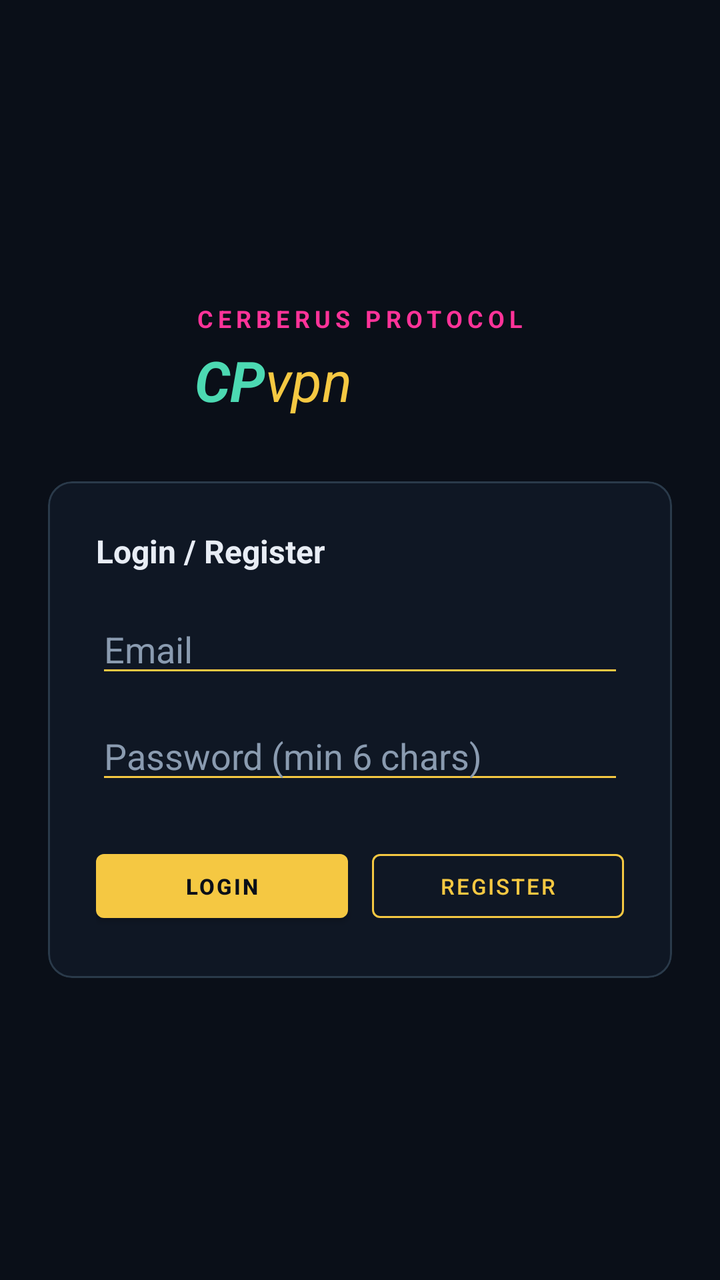
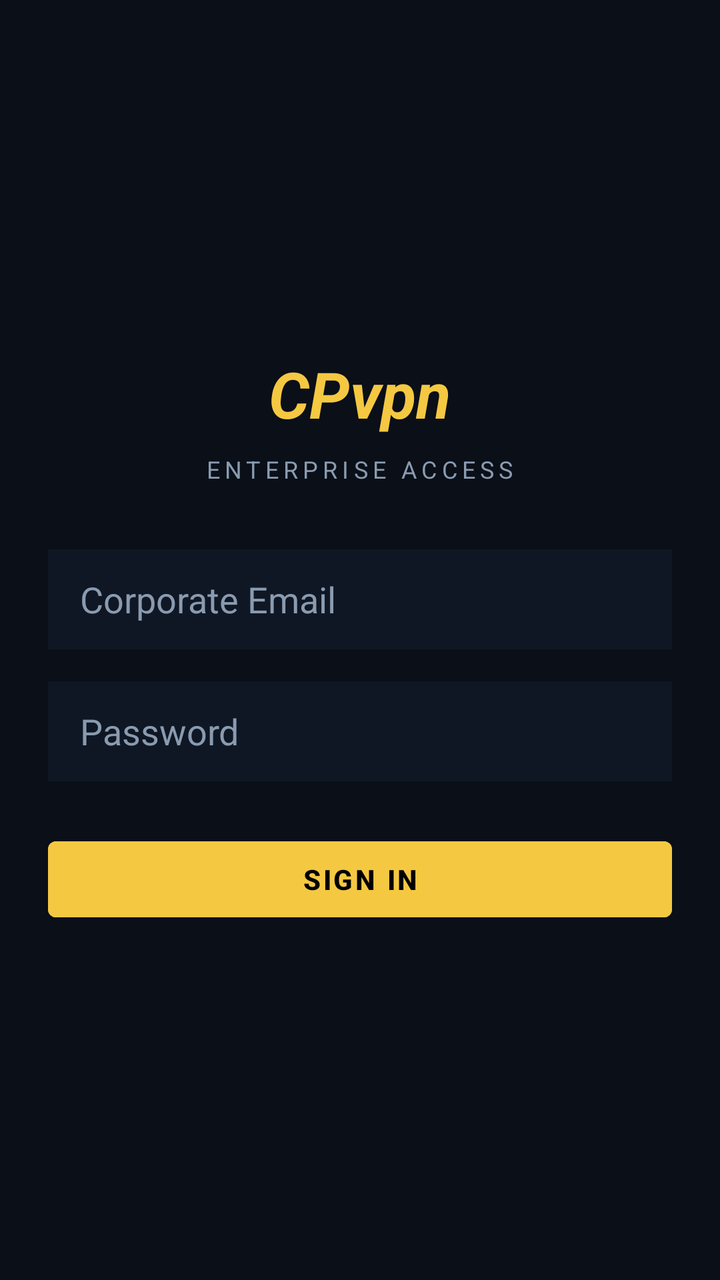

Before-and-after screenshots of an Android layout around one commit, followed by the original layout XML and the change that was made.
<!-- AndroidManifest.xml: application theme Theme.TTVPN -->
<!-- res/layout/activity_login.xml -->
<?xml version="1.0" encoding="utf-8"?>
<LinearLayout xmlns:android="http://schemas.android.com/apk/res/android"
    xmlns:app="http://schemas.android.com/apk/res-auto"
    android:layout_width="match_parent"
    android:layout_height="match_parent"
    android:background="@color/bg_dark"
    android:gravity="center"
    android:orientation="vertical"
    android:padding="24dp">

    <LinearLayout
        android:layout_width="wrap_content"
        android:layout_height="wrap_content"
        android:orientation="vertical"
        android:layout_marginBottom="32dp">

        <TextView
            android:layout_width="wrap_content"
            android:layout_height="wrap_content"
            android:text="CERBERUS PROTOCOL"
            android:textColor="@color/brand_hotpink"
            android:textSize="12sp"
            android:letterSpacing="0.2"
            android:textStyle="bold" />

        <LinearLayout
            android:layout_width="wrap_content"
            android:layout_height="wrap_content"
            android:orientation="horizontal"
            android:layout_marginTop="4dp">

            <TextView
                android:layout_width="wrap_content"
                android:layout_height="wrap_content"
                android:text="CP"
                android:textColor="@color/brand_teal"
                android:textSize="28sp"
                android:textStyle="bold|italic" />

            <TextView
                android:layout_width="wrap_content"
                android:layout_height="wrap_content"
                android:text="vpn"
                android:textColor="@color/brand_gold"
                android:textSize="28sp"
                android:textStyle="italic" />
        </LinearLayout>
    </LinearLayout>

    <com.google.android.material.card.MaterialCardView
        android:layout_width="match_parent"
        android:layout_height="wrap_content"
        app:cardBackgroundColor="@color/panel_bg"
        app:cardCornerRadius="12dp"
        app:cardElevation="0dp"
        app:strokeColor="@color/border_outer"
        app:strokeWidth="1dp">

        <LinearLayout
            android:layout_width="match_parent"
            android:layout_height="wrap_content"
            android:orientation="vertical"
            android:padding="24dp">

            <TextView
                android:layout_width="match_parent"
                android:layout_height="wrap_content"
                android:text="Login / Register"
                android:textColor="@color/text_main"
                android:textSize="16sp"
                android:textStyle="bold"
                android:layout_marginBottom="16dp" />

            <EditText
                android:id="@+id/editEmail"
                android:layout_width="match_parent"
                android:layout_height="wrap_content"
                android:hint="Email"
                android:inputType="textEmailAddress"
                android:textColor="@color/text_main"
                android:textColorHint="@color/muted_label"
                android:backgroundTint="@color/brand_gold" />

            <EditText
                android:id="@+id/editPassword"
                android:layout_width="match_parent"
                android:layout_height="wrap_content"
                android:layout_marginTop="12dp"
                android:hint="Password (min 6 chars)"
                android:inputType="textPassword"
                android:textColor="@color/text_main"
                android:textColorHint="@color/muted_label"
                android:backgroundTint="@color/brand_gold" />

            <TextView
                android:id="@+id/txtError"
                android:layout_width="match_parent"
                android:layout_height="wrap_content"
                android:layout_marginTop="12dp"
                android:textColor="@color/state_red"
                android:textSize="12sp"
                android:visibility="gone" />

            <LinearLayout
                android:layout_width="match_parent"
                android:layout_height="wrap_content"
                android:layout_marginTop="24dp"
                android:orientation="horizontal">

                <com.google.android.material.button.MaterialButton
                    android:id="@+id/btnLogin"
                    style="@style/Widget.TTVPN.Button.Primary"
                    android:layout_width="0dp"
                    android:layout_height="44dp"
                    android:layout_weight="1"
                    android:text="Login" />

                <com.google.android.material.button.MaterialButton
                    android:id="@+id/btnRegister"
                    style="@style/Widget.TTVPN.Button.Outlined"
                    android:layout_width="0dp"
                    android:layout_height="44dp"
                    android:layout_marginStart="12dp"
                    android:layout_weight="1"
                    android:text="Register" />
            </LinearLayout>

        </LinearLayout>
    </com.google.android.material.card.MaterialCardView>
</LinearLayout>
<!-- resources referenced by this layout -->
<resources>
  <color name="bg_dark">#0a0f18</color>
  <color name="border_outer">#2a3a4a</color>
  <color name="brand_gold">#f5c842</color>
  <color name="brand_hotpink">#FF3399</color>
  <color name="brand_teal">#4cd9b2</color>
  <color name="muted_label">#8a9bb0</color>
  <color name="panel_bg">#0f1724</color>
  <color name="state_red">#ff6b6b</color>
  <color name="text_main">#e8edf5</color>
  <style name="Widget.TTVPN.Button.Outlined" parent="Widget.MaterialComponents.Button.OutlinedButton">
          <item name="strokeColor">@color/brand_gold</item>
          <item name="strokeWidth">1dp</item>
          <item name="android:textColor">@color/brand_gold</item>
          <item name="cornerRadius">4dp</item>
          <item name="android:textSize">11sp</item>
          <item name="android:minHeight">40dp</item>
      </style>
  <style name="Widget.TTVPN.Button.Primary" parent="Widget.MaterialComponents.Button">
          <item name="backgroundTint">@color/brand_gold</item>
          <item name="android:textColor">@color/bg_dark</item>
          <item name="cornerRadius">4dp</item>
          <item name="android:textSize">11sp</item>
          <item name="android:textStyle">bold</item>
          <item name="android:minHeight">40dp</item>
      </style>
  <style name="Theme.TTVPN" parent="Theme.MaterialComponents.NoActionBar">
          <item name="materialAlertDialogTheme">@style/ThemeOverlay.TTVPN.Dialog</item>
          <item name="android:alertDialogTheme">@style/ThemeOverlay.TTVPN.Dialog</item>
      </style>
  <style name="ThemeOverlay.TTVPN.Dialog" parent="ThemeOverlay.MaterialComponents.MaterialAlertDialog">
          <item name="colorSurface">@color/panel_bg</item>
          <item name="colorOnSurface">@color/text_main</item>
          <item name="colorPrimary">@color/brand_gold</item>
          <item name="colorOnPrimary">@color/bg_dark</item>
          <item name="android:windowBackground">@drawable/bg_dialog_console</item>
          <item name="android:textColorPrimary">@color/text_main</item>
          <item name="android:textColorSecondary">@color/muted_label</item>
      </style>
  <!-- drawable bg_dialog_console (drawable) -->
  <?xml version="1.0" encoding="utf-8"?>
  <shape xmlns:android="http://schemas.android.com/apk/res/android"
      android:shape="rectangle">
      <solid android:color="@color/panel_bg" />
      <corners android:radius="12dp" />
      <stroke
          android:width="1dp"
          android:color="@color/border_outer" />
  </shape>
</resources>

<!-- the commit's change to res/layout/activity_login.xml (unified diff, before → after) -->
@@ -1,130 +1,81 @@
 <?xml version="1.0" encoding="utf-8"?>
 <LinearLayout xmlns:android="http://schemas.android.com/apk/res/android"
-    xmlns:app="http://schemas.android.com/apk/res-auto"
     android:layout_width="match_parent"
     android:layout_height="match_parent"
-    android:background="@color/bg_dark"
+    android:background="#0a0f18"
     android:gravity="center"
     android:orientation="vertical"
     android:padding="24dp">
 
-    <LinearLayout
+    <TextView
         android:layout_width="wrap_content"
         android:layout_height="wrap_content"
-        android:orientation="vertical"
-        android:layout_marginBottom="32dp">
+        android:text="CPvpn"
+        android:textColor="#f5c842"
+        android:textSize="32sp"
+        android:textStyle="bold|italic"
+        android:layout_marginBottom="8dp" />
 
-        <TextView
-            android:layout_width="wrap_content"
-            android:layout_height="wrap_content"
-            android:text="CERBERUS PROTOCOL"
-            android:textColor="@color/brand_hotpink"
-            android:textSize="12sp"
-            android:letterSpacing="0.2"
-            android:textStyle="bold" />
+    <TextView
+        android:layout_width="wrap_content"
+        android:layout_height="wrap_content"
+        android:text="ENTERPRISE ACCESS"
+        android:textColor="#8a9bb0"
+        android:textSize="12sp"
+        android:letterSpacing="0.2"
+        android:layout_marginBottom="32dp" />
 
-        <LinearLayout
-            android:layout_width="wrap_content"
-            android:layout_height="wrap_content"
-            android:orientation="horizontal"
-            android:layout_marginTop="4dp">
+    <EditText
+        android:id="@+id/editEmail"
+        android:layout_width="match_parent"
+        android:layout_height="50dp"
+        android:background="#0f1724"
+        android:hint="Corporate Email"
+        android:inputType="textEmailAddress"
+        android:paddingStart="16dp"
+        android:paddingEnd="16dp"
+        android:textColor="#e8edf5"
+        android:textColorHint="#8a9bb0"
+        android:layout_marginBottom="16dp" />
 
-            <TextView
-                android:layout_width="wrap_content"
-                android:layout_height="wrap_content"
-                android:text="CP"
-                android:textColor="@color/brand_teal"
-                android:textSize="28sp"
-                android:textStyle="bold|italic" />
+    <EditText
+        android:id="@+id/editPassword"
+        android:layout_width="match_parent"
+        android:layout_height="50dp"
+        android:background="#0f1724"
+        android:hint="Password"
+        android:inputType="textPassword"
+        android:paddingStart="16dp"
+        android:paddingEnd="16dp"
+        android:textColor="#e8edf5"
+        android:textColorHint="#8a9bb0"
+        android:layout_marginBottom="24dp" />
 
-            <TextView
-                android:layout_width="wrap_content"
-                android:layout_height="wrap_content"
-                android:text="vpn"
-                android:textColor="@color/brand_gold"
-                android:textSize="28sp"
-                android:textStyle="italic" />
-        </LinearLayout>
-    </LinearLayout>
+    <ProgressBar
+        android:id="@+id/progressBar"
+        android:layout_width="wrap_content"
+        android:layout_height="wrap_content"
+        android:layout_marginBottom="16dp"
+        android:indeterminateTint="#f5c842"
+        android:visibility="gone" />
 
-    <com.google.android.material.card.MaterialCardView
+    <TextView
+        android:id="@+id/txtError"
         android:layout_width="match_parent"
         android:layout_height="wrap_content"
-        app:cardBackgroundColor="@color/panel_bg"
-        app:cardCornerRadius="12dp"
-        app:cardElevation="0dp"
-        app:strokeColor="@color/border_outer"
-        app:strokeWidth="1dp">
+        android:textColor="#ff6b6b"
+        android:textSize="12sp"
+        android:gravity="center"
+        android:layout_marginBottom="16dp"
+        android:visibility="gone" />
 
-        <LinearLayout
-            android:layout_width="match_parent"
-            android:layout_height="wrap_content"
-            android:orientation="vertical"
-            android:padding="24dp">
+    <com.google.android.material.button.MaterialButton
+        android:id="@+id/btnLogin"
+        android:layout_width="match_parent"
+        android:layout_height="50dp"
+        android:backgroundTint="#f5c842"
+        android:text="SIGN IN"
+        android:textColor="#000000"
+        android:textStyle="bold" />
 
-            <TextView
-                android:layout_width="match_parent"
-                android:layout_height="wrap_content"
-                android:text="Login / Register"
-                android:textColor="@color/text_main"
-                android:textSize="16sp"
-                android:textStyle="bold"
-                android:layout_marginBottom="16dp" />
-
-            <EditText
-                android:id="@+id/editEmail"
-                android:layout_width="match_parent"
-                android:layout_height="wrap_content"
-                android:hint="Email"
-                android:inputType="textEmailAddress"
-                android:textColor="@color/text_main"
-                android:textColorHint="@color/muted_label"
-                android:backgroundTint="@color/brand_gold" />
-
-            <EditText
-                android:id="@+id/editPassword"
-                android:layout_width="match_parent"
-                android:layout_height="wrap_content"
-                android:layout_marginTop="12dp"
-                android:hint="Password (min 6 chars)"
-                android:inputType="textPassword"
-                android:textColor="@color/text_main"
-                android:textColorHint="@color/muted_label"
-                android:backgroundTint="@color/brand_gold" />
-
-            <TextView
-                android:id="@+id/txtError"
-                android:layout_width="match_parent"
-                android:layout_height="wrap_content"
-                android:layout_marginTop="12dp"
-                android:textColor="@color/state_red"
-                android:textSize="12sp"
-                android:visibility="gone" />
-
-            <LinearLayout
-                android:layout_width="match_parent"
-                android:layout_height="wrap_content"
-                android:layout_marginTop="24dp"
-                android:orientation="horizontal">
-
-                <com.google.android.material.button.MaterialButton
-                    android:id="@+id/btnLogin"
-                    style="@style/Widget.TTVPN.Button.Primary"
-                    android:layout_width="0dp"
-                    android:layout_height="44dp"
-                    android:layout_weight="1"
-                    android:text="Login" />
-
-                <com.google.android.material.button.MaterialButton
-                    android:id="@+id/btnRegister"
-                    style="@style/Widget.TTVPN.Button.Outlined"
-                    android:layout_width="0dp"
-                    android:layout_height="44dp"
-                    android:layout_marginStart="12dp"
-                    android:layout_weight="1"
-                    android:text="Register" />
-            </LinearLayout>
-
-        </LinearLayout>
-    </com.google.android.material.card.MaterialCardView>
 </LinearLayout>
<!-- resource entries referenced after the edit -->
@@ -3,28 +3,9 @@
   <color name="bg_dark">#0a0f18</color>
   <color name="border_outer">#2a3a4a</color>
   <color name="brand_gold">#f5c842</color>
-  <color name="brand_hotpink">#FF3399</color>
-  <color name="brand_teal">#4cd9b2</color>
   <color name="muted_label">#8a9bb0</color>
   <color name="panel_bg">#0f1724</color>
-  <color name="state_red">#ff6b6b</color>
   <color name="text_main">#e8edf5</color>
-  <style name="Widget.TTVPN.Button.Outlined" parent="Widget.MaterialComponents.Button.OutlinedButton">
-          <item name="strokeColor">@color/brand_gold</item>
-          <item name="strokeWidth">1dp</item>
-          <item name="android:textColor">@color/brand_gold</item>
-          <item name="cornerRadius">4dp</item>
-          <item name="android:textSize">11sp</item>
-          <item name="android:minHeight">40dp</item>
-      </style>
-  <style name="Widget.TTVPN.Button.Primary" parent="Widget.MaterialComponents.Button">
-          <item name="backgroundTint">@color/brand_gold</item>
-          <item name="android:textColor">@color/bg_dark</item>
-          <item name="cornerRadius">4dp</item>
-          <item name="android:textSize">11sp</item>
-          <item name="android:textStyle">bold</item>
-          <item name="android:minHeight">40dp</item>
-      </style>
   <style name="Theme.TTVPN" parent="Theme.MaterialComponents.NoActionBar">
           <item name="materialAlertDialogTheme">@style/ThemeOverlay.TTVPN.Dialog</item>
           <item name="android:alertDialogTheme">@style/ThemeOverlay.TTVPN.Dialog</item>
